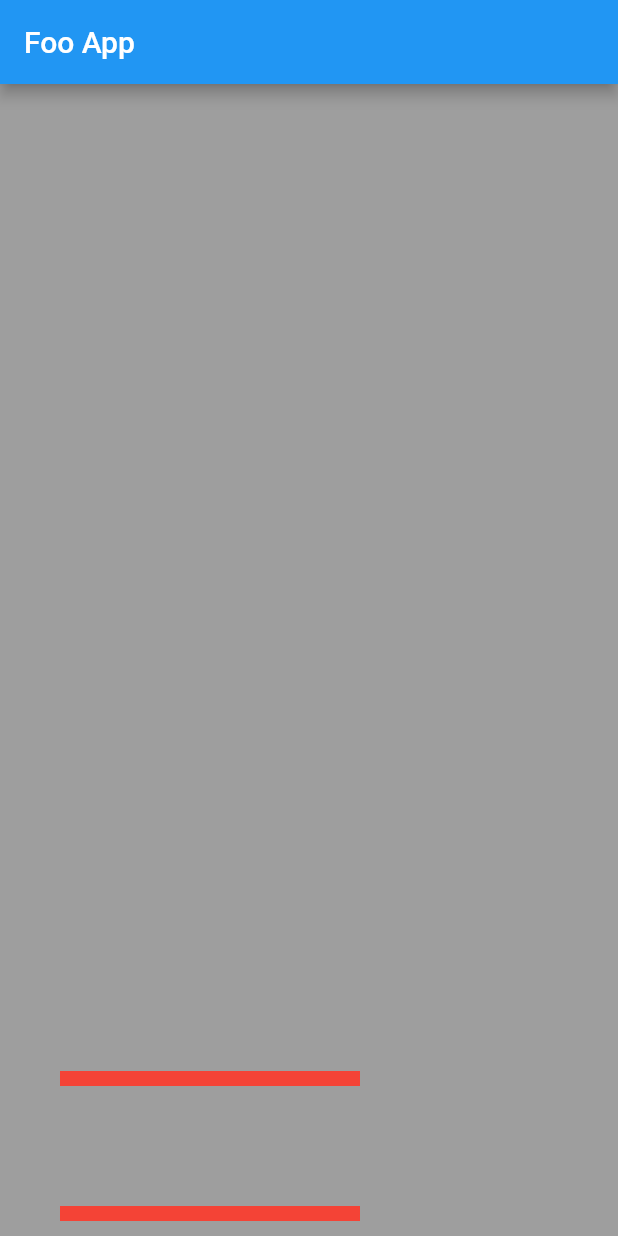
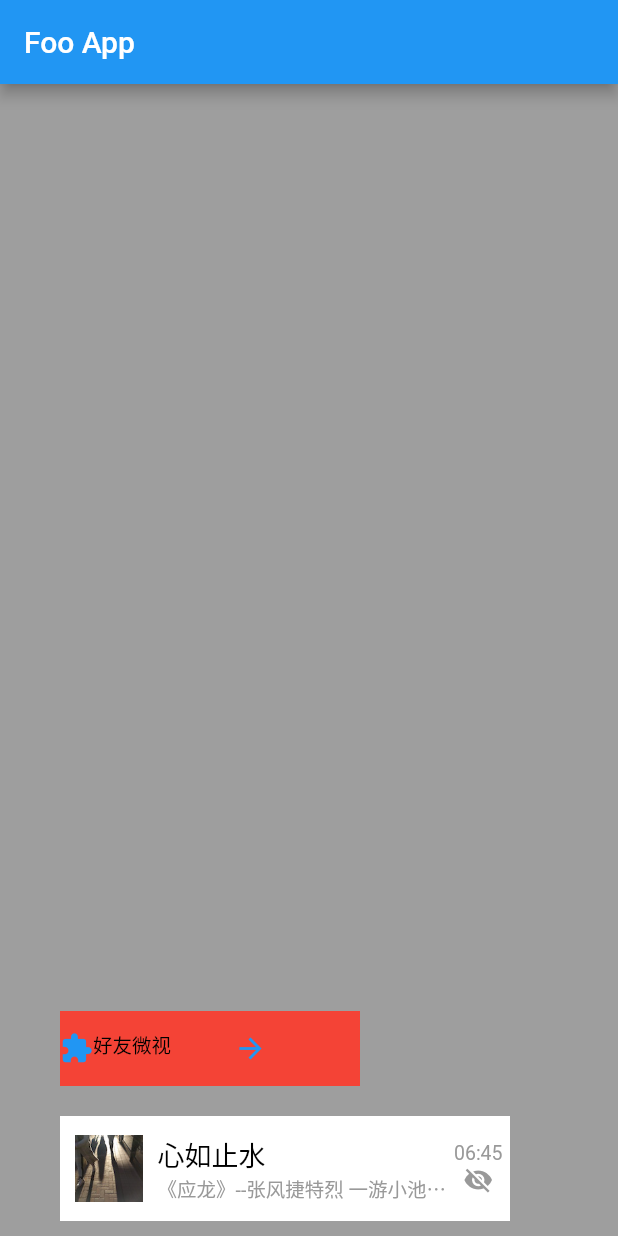
Before and after one commit to kylescf2/FlutterLearning, a Flutter app: the screen it shows after launch, on a phone screen of 412 x 824 dp. Run offline on Flutter 3.47's test engine with Material 2 defaults, Android fonts, the phone set to English and light mode, and no system bars.

Commit message:
MOD: 布局练习

```diff
--- a/Flutter 学习.txt
+++ b/Flutter 学习.txt
@@ -12,7 +12,6 @@
 
 Padding的使用
  放置位置的调整，多个子view的位置,  ok
-
 
 
 
@@ -40,3 +39,6 @@ Stack
  需要熟悉各个widget 的布局规则
 
  在给定的区域 添加 UI 元素， ok
+
+-----
+8.4 布局的实例编写
--- a/flutter_app/lib/home_page.dart
+++ b/flutter_app/lib/home_page.dart
@@ -36,13 +36,13 @@ class HomePageState extends State<HomePage> {
       children: <Widget>[Positioned(
           left: 40,
           bottom: 10,
-          child: _buildContainer()
+          child: _buildTestCase()
       ),
 
       Positioned(
           left: 40,
           bottom: 100,
-          child: _buildContainer()
+          child: _buildTitle()
       )
       ],
     );
@@ -57,4 +57,96 @@ class HomePageState extends State<HomePage> {
 
     return container;
   }
+
+  Widget _buildTitle() {
+    var container = Container(
+      width: 200,
+      height: 50.0,
+      decoration: BoxDecoration(color: Colors.red),
+      child: Row(
+//        mainAxisAlignment: MainAxisAlignment.spaceEvenly,
+        children: <Widget>[
+          Icon(
+            Icons.extension,
+            size: 22,
+            color: Colors.blue,
+          ),
+
+          Text(
+            "好友微视",
+            style: TextStyle(
+                fontSize: 13, color: Colors.black, height: 0.9),
+          ),
+
+          Expanded(child: Padding(
+            padding: EdgeInsets.only(right: 20),
+            child: Icon(
+              Icons.arrow_forward,
+              size: 22,
+              color: Colors.blue,
+            )
+          )),
+
+
+        ],
+      ),
+    );
+
+    return container;
+  }
 }
+
+Widget _buildTestCase() {
+  //正常文字
+  var commonStyle = TextStyle(color: Colors.black, fontSize: 18);
+//灰色较小文字
+  var infoStyle = TextStyle(color: Color(0xff999999), fontSize: 13);
+//左边头像
+  var headImg = Image.asset(
+    "images/pic1.jpg", width: 45, height: 45,
+  );
+
+//中间的信息
+  var center2 = Column(
+    mainAxisAlignment: MainAxisAlignment.center,
+    crossAxisAlignment: CrossAxisAlignment.start,
+    children: <Widget>[
+      Text( "心如止水", style: commonStyle,),
+      Text(  "《应龙》--张风捷特烈 一游小池两岁月，洗却凡世几闲尘。时逢雷霆风会雨，应乘扶摇化入云。",
+        maxLines: 1,
+        overflow: TextOverflow.ellipsis,
+        style: infoStyle,
+        textAlign: TextAlign.start,
+      )
+    ],
+  );
+
+//尾部的时间+图标
+  var end2 = Column(
+    mainAxisAlignment: MainAxisAlignment.center,
+    children: <Widget>[
+      Text("06:45",style: infoStyle),
+      Icon(Icons.visibility_off,size: 20,color: Color(0xff999999),
+      )
+    ],
+  );
+
+//整行的内容
+  var rowLine2 = Row(
+    children: <Widget>[
+      Padding(child: headImg, padding: EdgeInsets.all(5)),
+      Expanded(child: Padding(padding: EdgeInsets.all(5), child: center2)),
+      end2
+    ],
+  );
+
+//包裹一下，收工
+  var test2 = Container(
+      width: 300,
+      height: 70,
+      color: Colors.white,
+      padding: EdgeInsets.all(5),
+      child: rowLine2);
+
+  return test2;
+}
```
